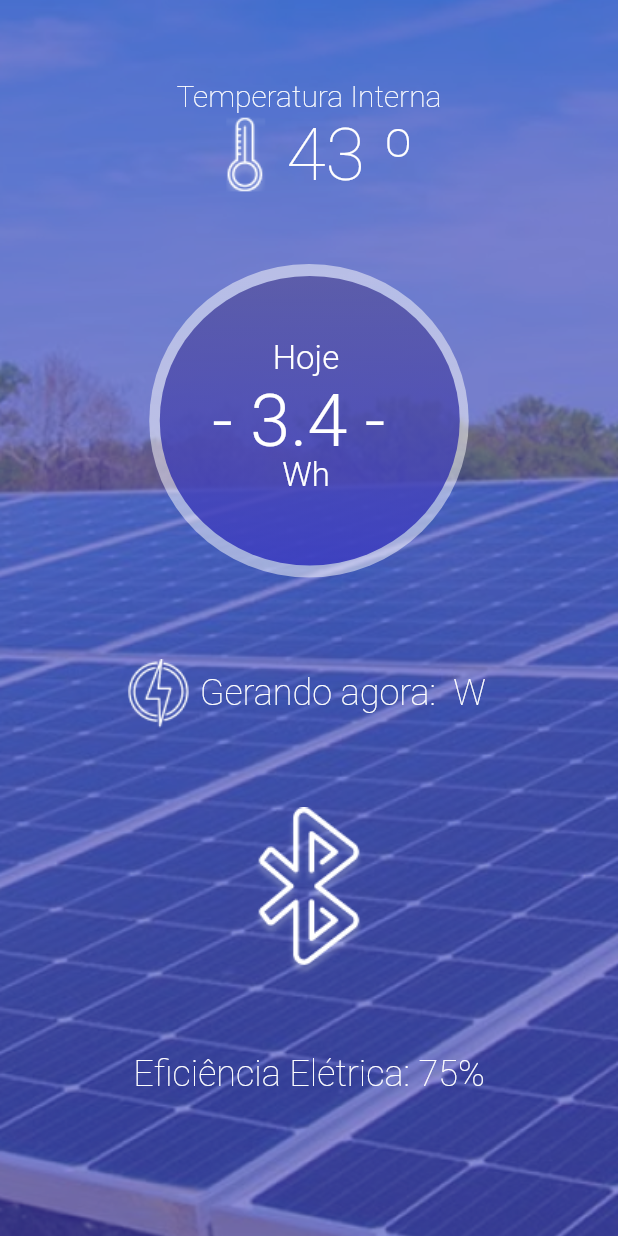
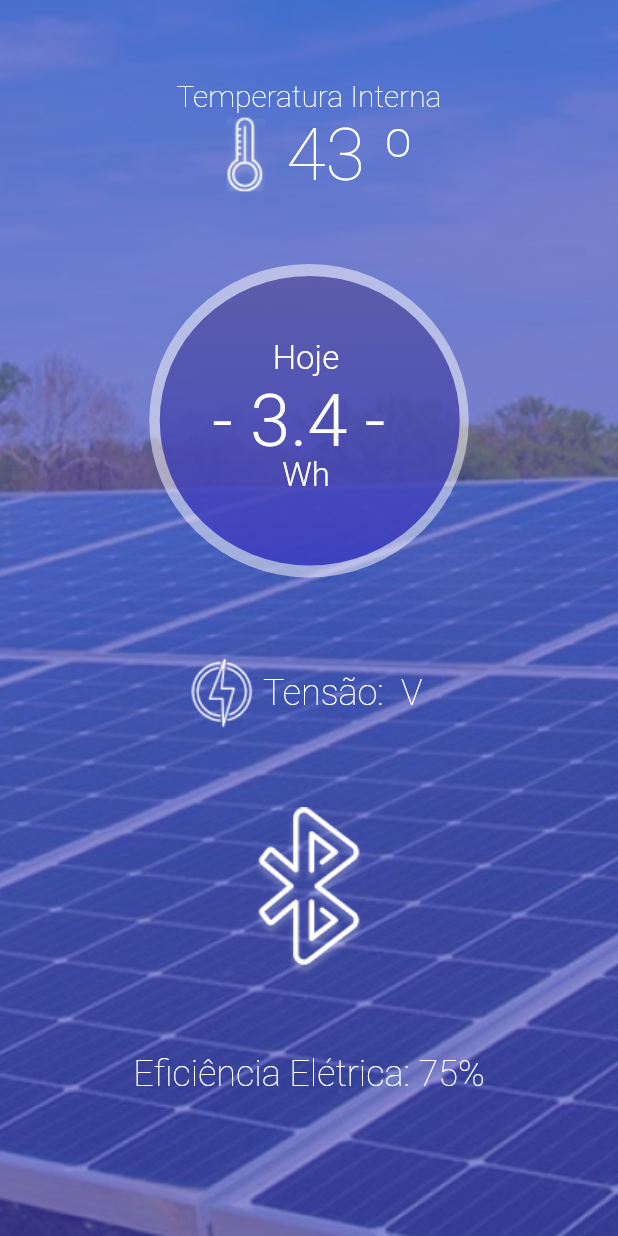
Before and after one commit to DennisBaracho/projeto_integrador, a Flutter app: the screen it shows after launch, on a phone screen of 412 x 824 dp. Run offline on Flutter 3.47's test engine with Material 2 defaults, Android fonts, the phone set to English and light mode, and no system bars; our stand-ins replace get; missing offline and left inert: flutter_reactive_ble, location_permissions; Roboto replaces fonts that are missing (Montserrat).

Commit message:
Update main.dart

```diff
--- a/lib/main.dart
+++ b/lib/main.dart
@@ -1,6 +1,5 @@
 import 'package:flutter/material.dart';
 import 'package:flutter_reactive_ble/flutter_reactive_ble.dart';
-import 'dart:async';
 import 'package:get/get.dart';
 import 'blecontroller.dart';
 
@@ -194,7 +193,7 @@ class _HomePageState extends State<HomePage> {
                     padding: EdgeInsets.all(5),
                     child: Obx(
                       () => Text(
-                        'Gerando agora: ${c.potencia} W',
+                        'Tensão: ${c.potencia} V',
                         style: const TextStyle(
                             fontSize: 24,
                             fontWeight: FontWeight.w200,
```
